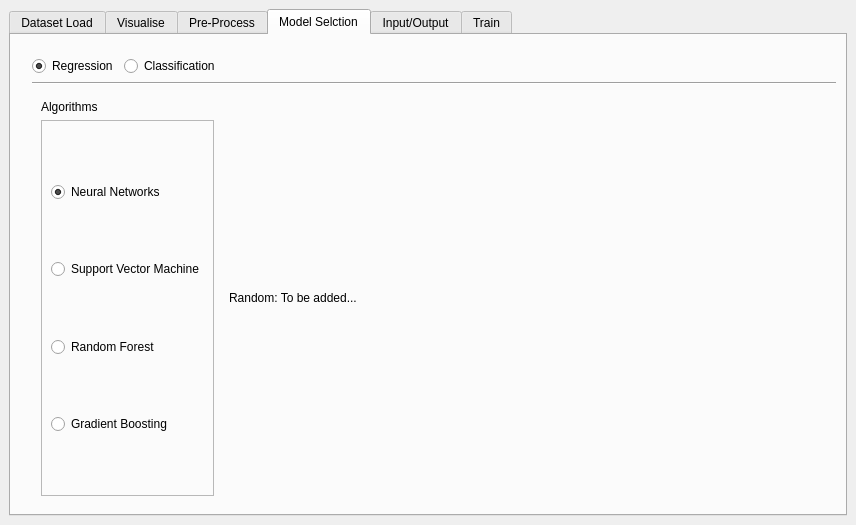
Above: resources/ui/ml_gui.ui from matheusft/modelling_ml before the change. Below: the same form after it.
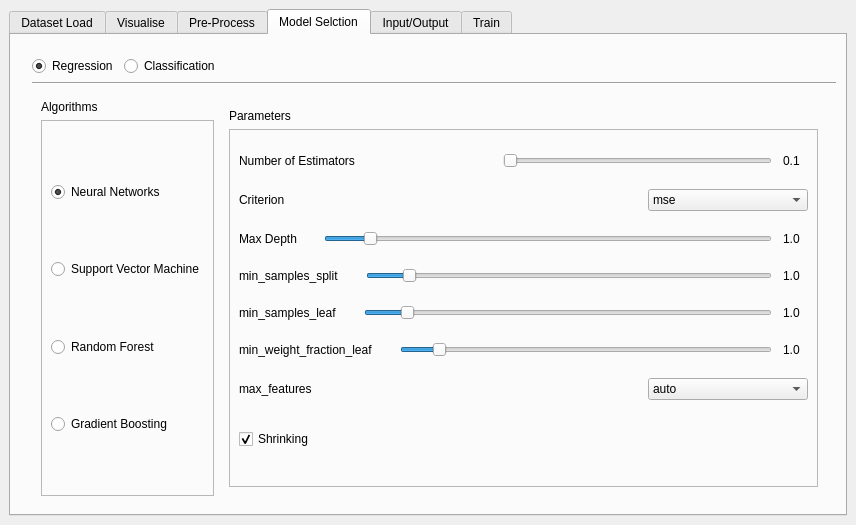
That is the form after the change. The open tabs and pages were chosen to show the change. Icons and pictures are not drawn. Custom widgets are drawn as their Qt base class.

Commit message:
Adding SVM and Random Forest Models
Took 1 hour 17 minutes

Diff of the .ui file:
```diff
--- a/resources/ui/ml_gui.ui
+++ b/resources/ui/ml_gui.ui
@@ -2159,11 +2159,733 @@
                   <widget class="QWidget" name="randomforest_regression_page">
                    <layout class="QGridLayout" name="gridLayout_34">
                     <item row="0" column="0">
-                     <widget class="QLabel" name="label_6">
-                      <property name="text">
-                       <string>Random: To be added...</string>
-                      </property>
-                     </widget>
+                     <layout class="QVBoxLayout" name="verticalLayout_38">
+                      <item>
+                       <widget class="QLabel" name="label_67">
+                        <property name="sizePolicy">
+                         <sizepolicy hsizetype="Preferred" vsizetype="Fixed">
+                          <horstretch>0</horstretch>
+                          <verstretch>0</verstretch>
+                         </sizepolicy>
+                        </property>
+                        <property name="text">
+                         <string>Parameters</string>
+                        </property>
+                       </widget>
+                      </item>
+                      <item>
+                       <widget class="QFrame" name="frame_15">
+                        <property name="frameShape">
+                         <enum>QFrame::StyledPanel</enum>
+                        </property>
+                        <property name="frameShadow">
+                         <enum>QFrame::Raised</enum>
+                        </property>
+                        <layout class="QGridLayout" name="gridLayout_53">
+                         <item row="5" column="0">
+                          <layout class="QHBoxLayout" name="horizontalLayout_58">
+                           <item>
+                            <widget class="QLabel" name="label_68">
+                             <property name="sizePolicy">
+                              <sizepolicy hsizetype="Preferred" vsizetype="Fixed">
+                               <horstretch>0</horstretch>
+                               <verstretch>0</verstretch>
+                              </sizepolicy>
+                             </property>
+                             <property name="text">
+                              <string>min_weight_fraction_leaf</string>
+                             </property>
+                            </widget>
+                           </item>
+                           <item>
+                            <spacer name="horizontalSpacer_31">
+                             <property name="sizePolicy">
+                              <sizepolicy hsizetype="Fixed" vsizetype="Minimum">
+                               <horstretch>0</horstretch>
+                               <verstretch>0</verstretch>
+                              </sizepolicy>
+                             </property>
+                             <property name="orientation">
+                              <enum>Qt::Horizontal</enum>
+                             </property>
+                             <property name="sizeType">
+                              <enum>QSizePolicy::Fixed</enum>
+                             </property>
+                             <property name="sizeHint" stdset="0">
+                              <size>
+                               <width>21</width>
+                               <height>18</height>
+                              </size>
+                             </property>
+                            </spacer>
+                           </item>
+                           <item>
+                            <widget class="QSlider" name="clas_svm_C_horizontalSlider_5">
+                             <property name="sizePolicy">
+                              <sizepolicy hsizetype="Expanding" vsizetype="Preferred">
+                               <horstretch>0</horstretch>
+                               <verstretch>0</verstretch>
+                              </sizepolicy>
+                             </property>
+                             <property name="maximumSize">
+                              <size>
+                               <width>16777215</width>
+                               <height>16777215</height>
+                              </size>
+                             </property>
+                             <property name="minimum">
+                              <number>1</number>
+                             </property>
+                             <property name="maximum">
+                              <number>100</number>
+                             </property>
+                             <property name="pageStep">
+                              <number>1</number>
+                             </property>
+                             <property name="value">
+                              <number>10</number>
+                             </property>
+                             <property name="orientation">
+                              <enum>Qt::Horizontal</enum>
+                             </property>
+                            </widget>
+                           </item>
+                           <item>
+                            <spacer name="horizontalSpacer_32">
+                             <property name="sizePolicy">
+                              <sizepolicy hsizetype="Fixed" vsizetype="Minimum">
+                               <horstretch>0</horstretch>
+                               <verstretch>0</verstretch>
+                              </sizepolicy>
+                             </property>
+                             <property name="orientation">
+                              <enum>Qt::Horizontal</enum>
+                             </property>
+                             <property name="sizeType">
+                              <enum>QSizePolicy::Fixed</enum>
+                             </property>
+                             <property name="sizeHint" stdset="0">
+                              <size>
+                               <width>5</width>
+                               <height>5</height>
+                              </size>
+                             </property>
+                            </spacer>
+                           </item>
+                           <item>
+                            <widget class="QLabel" name="clas_svm_C_label_5">
+                             <property name="sizePolicy">
+                              <sizepolicy hsizetype="Fixed" vsizetype="Fixed">
+                               <horstretch>0</horstretch>
+                               <verstretch>0</verstretch>
+                              </sizepolicy>
+                             </property>
+                             <property name="minimumSize">
+                              <size>
+                               <width>25</width>
+                               <height>0</height>
+                              </size>
+                             </property>
+                             <property name="text">
+                              <string>1.0</string>
+                             </property>
+                            </widget>
+                           </item>
+                          </layout>
+                         </item>
+                         <item row="6" column="0">
+                          <layout class="QVBoxLayout" name="verticalLayout_39">
+                           <item>
+                            <layout class="QHBoxLayout" name="horizontalLayout_59">
+                             <item>
+                              <widget class="QLabel" name="label_69">
+                               <property name="sizePolicy">
+                                <sizepolicy hsizetype="Preferred" vsizetype="Fixed">
+                                 <horstretch>0</horstretch>
+                                 <verstretch>0</verstretch>
+                                </sizepolicy>
+                               </property>
+                               <property name="text">
+                                <string>max_features</string>
+                               </property>
+                              </widget>
+                             </item>
+                             <item>
+                              <widget class="QComboBox" name="clas_svm_kernel_comboBox_3">
+                               <property name="sizePolicy">
+                                <sizepolicy hsizetype="Preferred" vsizetype="Fixed">
+                                 <horstretch>0</horstretch>
+                                 <verstretch>0</verstretch>
+                                </sizepolicy>
+                               </property>
+                               <property name="maximumSize">
+                                <size>
+                                 <width>160</width>
+                                 <height>16777215</height>
+                                </size>
+                               </property>
+                               <item>
+                                <property name="text">
+                                 <string>auto</string>
+                                </property>
+                               </item>
+                               <item>
+                                <property name="text">
+                                 <string>sqrt</string>
+                                </property>
+                               </item>
+                               <item>
+                                <property name="text">
+                                 <string>log2</string>
+                                </property>
+                               </item>
+                              </widget>
+                             </item>
+                            </layout>
+                           </item>
+                          </layout>
+                         </item>
+                         <item row="2" column="0">
+                          <layout class="QHBoxLayout" name="horizontalLayout_60">
+                           <item>
+                            <widget class="QLabel" name="label_70">
+                             <property name="sizePolicy">
+                              <sizepolicy hsizetype="Preferred" vsizetype="Fixed">
+                               <horstretch>0</horstretch>
+                               <verstretch>0</verstretch>
+                              </sizepolicy>
+                             </property>
+                             <property name="text">
+                              <string>Max Depth</string>
+                             </property>
+                            </widget>
+                           </item>
+                           <item>
+                            <spacer name="horizontalSpacer_33">
+                             <property name="sizePolicy">
+                              <sizepolicy hsizetype="Fixed" vsizetype="Minimum">
+                               <horstretch>0</horstretch>
+                               <verstretch>0</verstretch>
+                              </sizepolicy>
+                             </property>
+                             <property name="orientation">
+                              <enum>Qt::Horizontal</enum>
+                             </property>
+                             <property name="sizeType">
+                              <enum>QSizePolicy::Fixed</enum>
+                             </property>
+                             <property name="sizeHint" stdset="0">
+                              <size>
+                               <width>21</width>
+                               <height>18</height>
+                              </size>
+                             </property>
+                            </spacer>
+                           </item>
+                           <item>
+                            <widget class="QSlider" name="clas_svm_C_horizontalSlider_6">
+                             <property name="sizePolicy">
+                              <sizepolicy hsizetype="Expanding" vsizetype="Preferred">
+                               <horstretch>0</horstretch>
+                               <verstretch>0</verstretch>
+                              </sizepolicy>
+                             </property>
+                             <property name="maximumSize">
+                              <size>
+                               <width>16777215</width>
+                               <height>16777215</height>
+                              </size>
+                             </property>
+                             <property name="minimum">
+                              <number>1</number>
+                             </property>
+                             <property name="maximum">
+                              <number>100</number>
+                             </property>
+                             <property name="pageStep">
+                              <number>1</number>
+                             </property>
+                             <property name="value">
+                              <number>10</number>
+                             </property>
+                             <property name="orientation">
+                              <enum>Qt::Horizontal</enum>
+                             </property>
+                            </widget>
+                           </item>
+                           <item>
+                            <spacer name="horizontalSpacer_34">
+                             <property name="sizePolicy">
+                              <sizepolicy hsizetype="Fixed" vsizetype="Minimum">
+                               <horstretch>0</horstretch>
+                               <verstretch>0</verstretch>
+                              </sizepolicy>
+                             </property>
+                             <property name="orientation">
+                              <enum>Qt::Horizontal</enum>
+                             </property>
+                             <property name="sizeType">
+                              <enum>QSizePolicy::Fixed</enum>
+                             </property>
+                             <property name="sizeHint" stdset="0">
+                              <size>
+                               <width>5</width>
+                               <height>5</height>
+                              </size>
+                             </property>
+                            </spacer>
+                           </item>
+                           <item>
+                            <widget class="QLabel" name="clas_svm_C_label_6">
+                             <property name="sizePolicy">
+                              <sizepolicy hsizetype="Fixed" vsizetype="Fixed">
+                               <horstretch>0</horstretch>
+                               <verstretch>0</verstretch>
+                              </sizepolicy>
+                             </property>
+                             <property name="minimumSize">
+                              <size>
+                               <width>25</width>
+                               <height>0</height>
+                              </size>
+                             </property>
+                             <property name="text">
+                              <string>1.0</string>
+                             </property>
+                            </widget>
+                           </item>
+                          </layout>
+                         </item>
+                         <item row="4" column="0">
+                          <layout class="QHBoxLayout" name="horizontalLayout_61">
+                           <item>
+                            <widget class="QLabel" name="label_71">
+                             <property name="sizePolicy">
+                              <sizepolicy hsizetype="Preferred" vsizetype="Fixed">
+                               <horstretch>0</horstretch>
+                               <verstretch>0</verstretch>
+                              </sizepolicy>
+                             </property>
+                             <property name="text">
+                              <string>min_samples_leaf</string>
+                             </property>
+                            </widget>
+                           </item>
+                           <item>
+                            <spacer name="horizontalSpacer_35">
+                             <property name="sizePolicy">
+                              <sizepolicy hsizetype="Fixed" vsizetype="Minimum">
+                               <horstretch>0</horstretch>
+                               <verstretch>0</verstretch>
+                              </sizepolicy>
+                             </property>
+                             <property name="orientation">
+                              <enum>Qt::Horizontal</enum>
+                             </property>
+                             <property name="sizeType">
+                              <enum>QSizePolicy::Fixed</enum>
+                             </property>
+                             <property name="sizeHint" stdset="0">
+                              <size>
+                               <width>21</width>
+                               <height>18</height>
+                              </size>
+                             </property>
+                            </spacer>
+                           </item>
+                           <item>
+                            <widget class="QSlider" name="clas_svm_C_horizontalSlider_7">
+                             <property name="sizePolicy">
+                              <sizepolicy hsizetype="Expanding" vsizetype="Preferred">
+                               <horstretch>0</horstretch>
+                               <verstretch>0</verstretch>
+                              </sizepolicy>
+                             </property>
+                             <property name="maximumSize">
+                              <size>
+                               <width>16777215</width>
+                               <height>16777215</height>
+                              </size>
+                             </property>
+                             <property name="minimum">
+                              <number>1</number>
+                             </property>
+                             <property name="maximum">
+                              <number>100</number>
+                             </property>
+                             <property name="pageStep">
+                              <number>1</number>
+                             </property>
+                             <property name="value">
+                              <number>10</number>
+                             </property>
+                             <property name="orientation">
+                              <enum>Qt::Horizontal</enum>
+                             </property>
+                            </widget>
+                           </item>
+                           <item>
+                            <spacer name="horizontalSpacer_36">
+                             <property name="sizePolicy">
+                              <sizepolicy hsizetype="Fixed" vsizetype="Minimum">
+                               <horstretch>0</horstretch>
+                               <verstretch>0</verstretch>
+                              </sizepolicy>
+                             </property>
+                             <property name="orientation">
+                              <enum>Qt::Horizontal</enum>
+                             </property>
+                             <property name="sizeType">
+                              <enum>QSizePolicy::Fixed</enum>
+                             </property>
+                             <property name="sizeHint" stdset="0">
+                              <size>
+                               <width>5</width>
+                               <height>5</height>
+                              </size>
+                             </property>
+                            </spacer>
+                           </item>
+                           <item>
+                            <widget class="QLabel" name="clas_svm_C_label_7">
+                             <property name="sizePolicy">
+                              <sizepolicy hsizetype="Fixed" vsizetype="Fixed">
+                               <horstretch>0</horstretch>
+                               <verstretch>0</verstretch>
+                              </sizepolicy>
+                             </property>
+                             <property name="minimumSize">
+                              <size>
+                               <width>25</width>
+                               <height>0</height>
+                              </size>
+                             </property>
+                             <property name="text">
+                              <string>1.0</string>
+                             </property>
+                            </widget>
+                           </item>
+                          </layout>
+                         </item>
+                         <item row="1" column="0">
+                          <layout class="QVBoxLayout" name="verticalLayout_40">
+                           <item>
+                            <layout class="QHBoxLayout" name="horizontalLayout_62">
+                             <item>
+                              <widget class="QLabel" name="label_72">
+                               <property name="sizePolicy">
+                                <sizepolicy hsizetype="Preferred" vsizetype="Fixed">
+                                 <horstretch>0</horstretch>
+                                 <verstretch>0</verstretch>
+                                </sizepolicy>
+                               </property>
+                               <property name="text">
+                                <string>Criterion</string>
+                               </property>
+                              </widget>
+                             </item>
+                             <item>
+                              <widget class="QComboBox" name="clas_svm_kernel_comboBox_4">
+                               <property name="sizePolicy">
+                                <sizepolicy hsizetype="Preferred" vsizetype="Fixed">
+                                 <horstretch>0</horstretch>
+                                 <verstretch>0</verstretch>
+                                </sizepolicy>
+                               </property>
+                               <property name="maximumSize">
+                                <size>
+                                 <width>160</width>
+                                 <height>16777215</height>
+                                </size>
+                               </property>
+                               <item>
+                                <property name="text">
+                                 <string>mse</string>
+                                </property>
+                               </item>
+                               <item>
+                                <property name="text">
+                                 <string>mae</string>
+                                </property>
+                               </item>
+                              </widget>
+                             </item>
+                            </layout>
+                           </item>
+                          </layout>
+                         </item>
+                         <item row="0" column="0">
+                          <layout class="QHBoxLayout" name="horizontalLayout_63">
+                           <item>
+                            <widget class="QLabel" name="label_73">
+                             <property name="sizePolicy">
+                              <sizepolicy hsizetype="Fixed" vsizetype="Fixed">
+                               <horstretch>0</horstretch>
+                               <verstretch>0</verstretch>
+                              </sizepolicy>
+                             </property>
+                             <property name="text">
+                              <string>Number of Estimators</string>
+                             </property>
+                            </widget>
+                           </item>
+                           <item>
+                            <spacer name="horizontalSpacer_37">
+                             <property name="sizePolicy">
+                              <sizepolicy hsizetype="Fixed" vsizetype="Minimum">
+                               <horstretch>0</horstretch>
+                               <verstretch>0</verstretch>
+                              </sizepolicy>
+                             </property>
+                             <property name="orientation">
+                              <enum>Qt::Horizontal</enum>
+                             </property>
+                             <property name="sizeType">
+                              <enum>QSizePolicy::Fixed</enum>
+                             </property>
+                             <property name="sizeHint" stdset="0">
+                              <size>
+                               <width>142</width>
+                               <height>18</height>
+                              </size>
+                             </property>
+                            </spacer>
+                           </item>
+                           <item>
+                            <widget class="QSlider" name="clas_svm_episilon_horizontalSlider_3">
+                             <property name="sizePolicy">
+                              <sizepolicy hsizetype="Expanding" vsizetype="Preferred">
+                               <horstretch>0</horstretch>
+                               <verstretch>0</verstretch>
+                              </sizepolicy>
+                             </property>
+                             <property name="maximumSize">
+                              <size>
+                               <width>16777215</width>
+                               <height>16777215</height>
+                              </size>
+                             </property>
+                             <property name="minimum">
+                              <number>1</number>
+                             </property>
+                             <property name="maximum">
+                              <number>100</number>
+                             </property>
+                             <property name="orientation">
+                              <enum>Qt::Horizontal</enum>
+                             </property>
+                            </widget>
+                           </item>
+                           <item>
+                            <spacer name="horizontalSpacer_38">
+                             <property name="sizePolicy">
+                              <sizepolicy hsizetype="Fixed" vsizetype="Minimum">
+                               <horstretch>0</horstretch>
+                               <verstretch>0</verstretch>
+                              </sizepolicy>
+                             </property>
+                             <property name="orientation">
+                              <enum>Qt::Horizontal</enum>
+                             </property>
+                             <property name="sizeType">
+                              <enum>QSizePolicy::Fixed</enum>
+                             </property>
+                             <property name="sizeHint" stdset="0">
+                              <size>
+                               <width>5</width>
+                               <height>5</height>
+                              </size>
+                             </property>
+                            </spacer>
+                           </item>
+                           <item>
+                            <widget class="QLabel" name="clas_svm_episilon_label_3">
+                             <property name="sizePolicy">
+                              <sizepolicy hsizetype="Fixed" vsizetype="Fixed">
+                               <horstretch>0</horstretch>
+                               <verstretch>0</verstretch>
+                              </sizepolicy>
+                             </property>
+                             <property name="minimumSize">
+                              <size>
+                               <width>25</width>
+                               <height>0</height>
+                              </size>
+                             </property>
+                             <property name="text">
+                              <string>0.1</string>
+                             </property>
+                            </widget>
+                           </item>
+                          </layout>
+                         </item>
+                         <item row="3" column="0">
+                          <layout class="QHBoxLayout" name="horizontalLayout_64">
+                           <item>
+                            <widget class="QLabel" name="label_74">
+                             <property name="sizePolicy">
+                              <sizepolicy hsizetype="Preferred" vsizetype="Fixed">
+                               <horstretch>0</horstretch>
+                               <verstretch>0</verstretch>
+                              </sizepolicy>
+                             </property>
+                             <property name="text">
+                              <string>min_samples_split</string>
+                             </property>
+                            </widget>
+                           </item>
+                           <item>
+                            <spacer name="horizontalSpacer_39">
+                             <property name="sizePolicy">
+                              <sizepolicy hsizetype="Fixed" vsizetype="Minimum">
+                               <horstretch>0</horstretch>
+                               <verstretch>0</verstretch>
+                              </sizepolicy>
+                             </property>
+                             <property name="orientation">
+                              <enum>Qt::Horizontal</enum>
+                             </property>
+                             <property name="sizeType">
+                              <enum>QSizePolicy::Fixed</enum>
+                             </property>
+                             <property name="sizeHint" stdset="0">
+                              <size>
+                               <width>21</width>
+                               <height>18</height>
+                              </size>
+                             </property>
+                            </spacer>
+                           </item>
+                           <item>
+                            <widget class="QSlider" name="clas_svm_C_horizontalSlider_8">
+                             <property name="sizePolicy">
+                              <sizepolicy hsizetype="Expanding" vsizetype="Preferred">
+                               <horstretch>0</horstretch>
+                               <verstretch>0</verstretch>
+                              </sizepolicy>
+                             </property>
+                             <property name="maximumSize">
+                              <size>
+                               <width>16777215</width>
+                               <height>16777215</height>
+                              </size>
+                             </property>
+                             <property name="minimum">
+                              <number>1</number>
+                             </property>
+                             <property name="maximum">
+                              <number>100</number>
+                             </property>
+                             <property name="pageStep">
+                              <number>1</number>
+                             </property>
+                             <property name="value">
+                              <number>10</number>
+                             </property>
+                             <property name="orientation">
+                              <enum>Qt::Horizontal</enum>
+                             </property>
+                            </widget>
+                           </item>
+                           <item>
+                            <spacer name="horizontalSpacer_40">
+                             <property name="sizePolicy">
+                              <sizepolicy hsizetype="Fixed" vsizetype="Minimum">
+                               <horstretch>0</horstretch>
+                               <verstretch>0</verstretch>
+                              </sizepolicy>
+                             </property>
+                             <property name="orientation">
+                              <enum>Qt::Horizontal</enum>
+                             </property>
+                             <property name="sizeType">
+                              <enum>QSizePolicy::Fixed</enum>
+                             </property>
+                             <property name="sizeHint" stdset="0">
+                              <size>
+                               <width>5</width>
+                               <height>5</height>
+                              </size>
+                             </property>
+                            </spacer>
+                           </item>
+                           <item>
+                            <widget class="QLabel" name="clas_svm_C_label_8">
+                             <property name="sizePolicy">
+                              <sizepolicy hsizetype="Fixed" vsizetype="Fixed">
+                               <horstretch>0</horstretch>
+                               <verstretch>0</verstretch>
+                              </sizepolicy>
+                             </property>
+                             <property name="minimumSize">
+                              <size>
+                               <width>25</width>
+                               <height>0</height>
+                              </size>
+                             </property>
+                             <property name="text">
+                              <string>1.0</string>
+                             </property>
+                            </widget>
+                           </item>
+                          </layout>
+                         </item>
+                         <item row="7" column="0">
+                          <layout class="QVBoxLayout" name="verticalLayout_41">
+                           <item>
+                            <spacer name="verticalSpacer_19">
+                             <property name="orientation">
+                              <enum>Qt::Vertical</enum>
+                             </property>
+                             <property name="sizeType">
+                              <enum>QSizePolicy::Fixed</enum>
+                             </property>
+                             <property name="sizeHint" stdset="0">
+                              <size>
+                               <width>20</width>
+                               <height>10</height>
+                              </size>
+                             </property>
+                            </spacer>
+                           </item>
+                           <item>
+                            <widget class="QCheckBox" name="clas_svm_shirinking_checkBox_3">
+                             <property name="sizePolicy">
+                              <sizepolicy hsizetype="Minimum" vsizetype="Fixed">
+                               <horstretch>0</horstretch>
+                               <verstretch>0</verstretch>
+                              </sizepolicy>
+                             </property>
+                             <property name="text">
+                              <string>Shrinking</string>
+                             </property>
+                             <property name="checked">
+                              <bool>true</bool>
+                             </property>
+                            </widget>
+                           </item>
+                           <item>
+                            <spacer name="verticalSpacer_20">
+                             <property name="orientation">
+                              <enum>Qt::Vertical</enum>
+                             </property>
+                             <property name="sizeType">
+                              <enum>QSizePolicy::Fixed</enum>
+                             </property>
+                             <property name="sizeHint" stdset="0">
+                              <size>
+                               <width>20</width>
+                               <height>10</height>
+                              </size>
+                             </property>
+                            </spacer>
+                           </item>
+                          </layout>
+                         </item>
+                        </layout>
+                       </widget>
+                      </item>
+                     </layout>
                     </item>
                    </layout>
                   </widget>
```
Left out of the diff: 1128 changed lines with no effect on the pictures. The commit also changes 3 other files.
